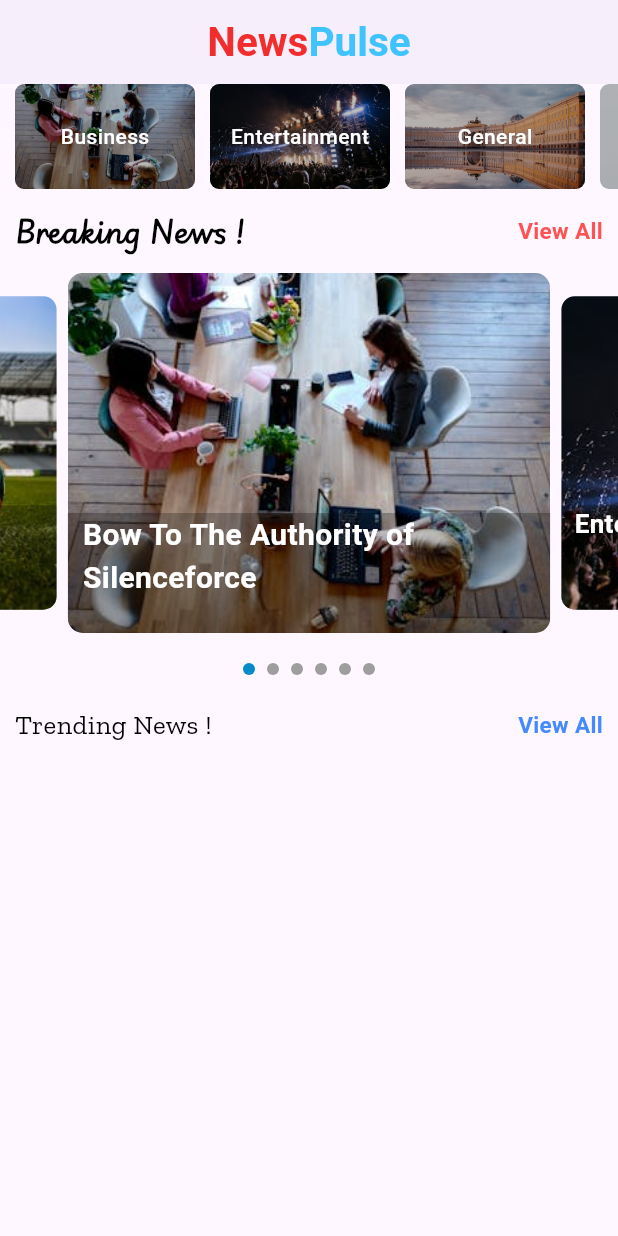
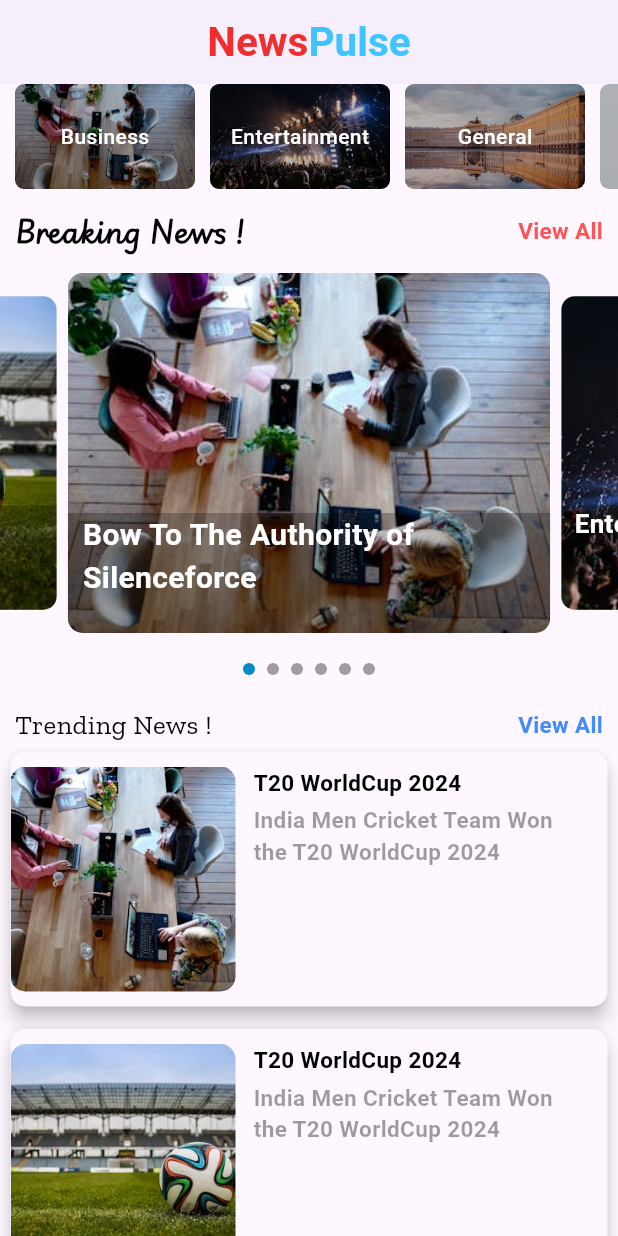
Before and after one commit to ShantanuKH/NewsPulse, a Flutter app: the screen it shows after launch, on a phone screen of 412 x 824 dp. Run offline on Flutter 3.47's test engine with Material 3 defaults, Android fonts, the phone set to English and light mode, and no system bars; drawn by our look-alikes of carousel_slider, smooth_page_indicator.

Commit message:
Created Trending News section

```diff
--- a/lib/pages/home.dart
+++ b/lib/pages/home.dart
@@ -2,6 +2,7 @@ import 'dart:ui';
 
 import 'package:carousel_slider/carousel_slider.dart';
 import 'package:flutter/material.dart';
+import 'package:flutter/widgets.dart';
 import 'package:news_pulse/model/category_model.dart';
 import 'package:news_pulse/model/slider_model.dart';
 import 'package:news_pulse/services/data.dart';
@@ -30,6 +31,7 @@ class _HomePageState extends State<HomePage> {
   @override
   Widget build(BuildContext context) {
     return Scaffold(
+
       appBar: AppBar(
         title: RichText(
           text: TextSpan(
@@ -50,7 +52,8 @@ class _HomePageState extends State<HomePage> {
         elevation: 1,
         centerTitle: true,
       ),
-      body: Container(
+      body: SingleChildScrollView(
+        child: Container(
           child: Column(
             crossAxisAlignment: CrossAxisAlignment.start,
             children: [
@@ -148,7 +151,126 @@ class _HomePageState extends State<HomePage> {
                   ],
                  ),
                ),
+               SizedBox(
+                height: 5,
+              ),
+               Padding(
+                 padding: const EdgeInsets.only(left:7,right: 7),
+                 child: Material(
+                  elevation: 5,
+                  borderRadius: BorderRadius.circular(10),
+                   child: Padding(
+                     padding: const EdgeInsets.symmetric(vertical: 10),
+                     child: Row(
+                       crossAxisAlignment:CrossAxisAlignment.start,
+
+                      children: [
+                        Container(
+                          child:ClipRRect(
+                            borderRadius: BorderRadius.circular(10),
+                            child: Image.asset("assets/business.jpeg",
+                            height:150 ,
+                            width: 150,
+                            fit: BoxFit.cover,
+                            ),
+                          )
+                        ),
+                         SizedBox(
+                                   width: 12,
+                                 ),
+                         Column(
+                           children: [
+                            Container(
+                              width: MediaQuery.of(context).size.width/2,
+                               child: Text("T20 WorldCup 2024",
+                              style: TextStyle(
+                                color: Colors.black,
+                                fontSize: 15,
+                                fontWeight: FontWeight.w600
+                              ),
+                              ),
+                             ),
+                              SizedBox(
+                               height: 4,
+                               ),
+                             Container(
+                              width: MediaQuery.of(context).size.width/2,
+                               child: Text("India Men Cricket Team Won the T20 WorldCup 2024",
+                              style: TextStyle(
+                                color: Colors.black38,
+                                fontSize: 15,
+                                fontWeight: FontWeight.w600
+                              ),
+                              ),
+                             ),
                            ],
+                         ),
+                     ],
+                     ),
+                   ),
+                 ),
+               ),
+                SizedBox(
+                               height: 15,
+                               ),
+                Padding(
+                 padding: const EdgeInsets.only(left:7,right: 7),
+                 child: Material(
+                  elevation: 5,
+                  borderRadius: BorderRadius.circular(10),
+                   child: Padding(
+                     padding: const EdgeInsets.symmetric(vertical: 10),
+                     child: Row(
+                       crossAxisAlignment:CrossAxisAlignment.start,
+
+                      children: [
+                        Container(
+                          child:ClipRRect(
+                            borderRadius: BorderRadius.circular(10),
+                            child: Image.asset("assets/sports.jpeg",
+                            height:150 ,
+                            width: 150,
+                            fit: BoxFit.cover,
+                            ),
+                          )
+                        ),
+                         SizedBox(
+                                   width: 12,
+                                 ),
+                         Column(
+                           children: [
+                            Container(
+                              width: MediaQuery.of(context).size.width/2,
+                               child: Text("T20 WorldCup 2024",
+                              style: TextStyle(
+                                color: Colors.black,
+                                fontSize: 15,
+                                fontWeight: FontWeight.w600
+                              ),
+                              ),
+                             ),
+                              SizedBox(
+                               height: 4,
+                               ),
+                             Container(
+                              width: MediaQuery.of(context).size.width/2,
+                               child: Text("India Men Cricket Team Won the T20 WorldCup 2024",
+                              style: TextStyle(
+                                color: Colors.black38,
+                                fontSize: 15,
+                                fontWeight: FontWeight.w600
+                              ),
+                              ),
+                             ),
+                           ],
+                         ),
+                     ],
+                     ),
+                   ),
+                 ),
+               )
+            ],
+          ),
         ),
       ),
     );
```
Lines whose indentation alone changed are shown as unchanged.
